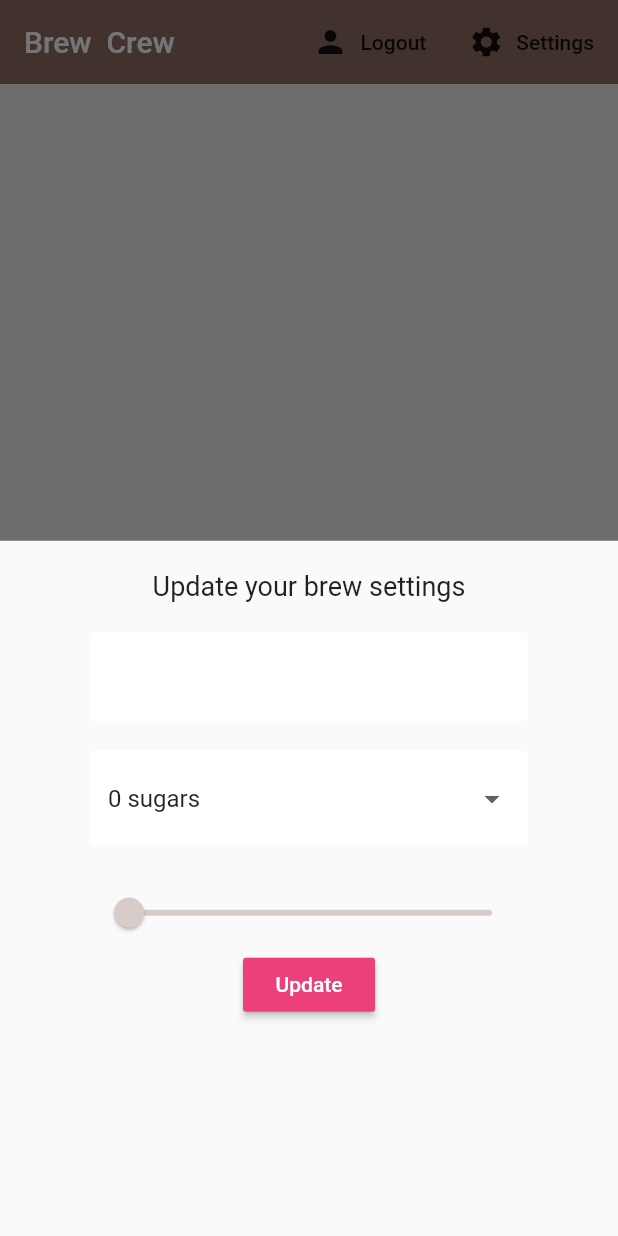
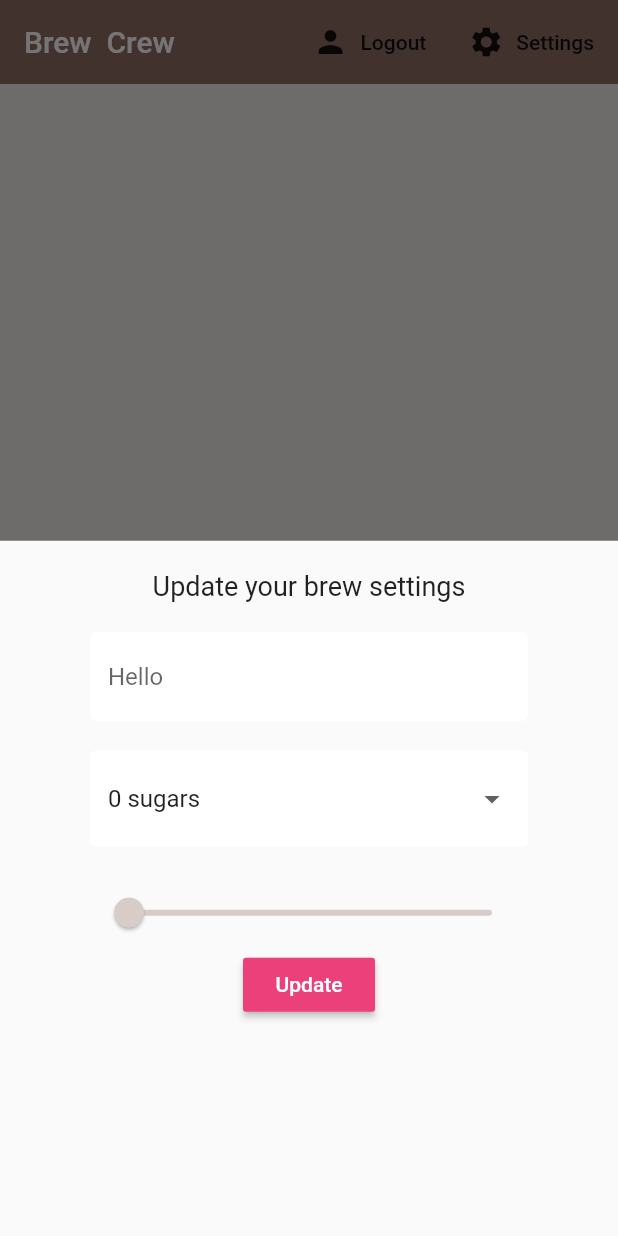
Before and after one commit to andrewjfei/brew-crew, a Flutter app: the screen it shows once a user with an empty profile is signed in, after a tap on "Settings", on a phone screen of 412 x 824 dp. Run offline on Flutter 3.47's test engine with Material 2 defaults, Android fonts, the phone set to English and light mode, and no system bars; our stand-ins replace cloud_firestore, firebase_auth, flutter_spinkit; accounts and stored records are empty.

```diff
--- a/lib/models/user.dart
+++ b/lib/models/user.dart
@@ -6,3 +6,14 @@ class User {
   User ({ this.uid });
 
 }
+
+class UserData {
+
+  final String uid;
+  final String name;
+  final String sugars;
+  final int strength;
+
+  UserData({ this.uid, this.name, this.sugars, this.strength });
+
+}
--- a/lib/screens/home/settings_form.dart
+++ b/lib/screens/home/settings_form.dart
@@ -30,7 +30,7 @@ class _SettingsFormState extends State<SettingsForm> {
           ),
           SizedBox(height: 20.0),
           TextFormField(
-            decoration: textInputDecoration,
+            decoration: textInputDecoration.copyWith(hintText: _currentName ?? 'Hello'),
             validator: (val) => val.isEmpty ? 'Please enter a name' : null,
             onChanged: (val) => setState(() => _currentName = val),
           ),
```
Also changed, not shown: lib/services/database.dart (+17 -0 lines).
